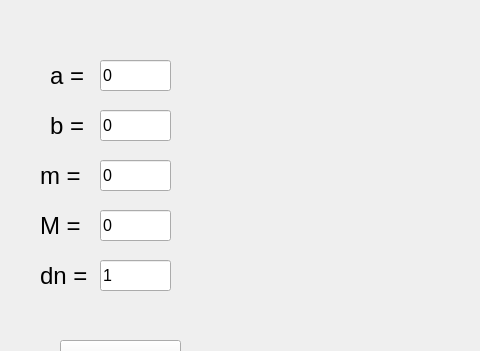
This is QtExample/QtExample/mainwindow.ui in Florin9925/Plotting- as Qt 5 draws it before an edit; both pictures show x 0 to 480 and y 274 to 625 of the 1200 by 900 pixel window. The edited form follows.
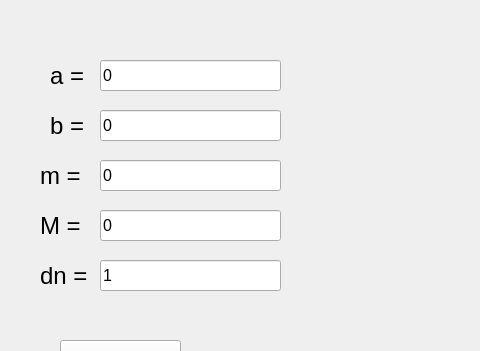
This is the edited form.

Commit message: BUG FIXED: -NaN -wrong conversion -std::move wrong place

What changed in the file:
```diff
--- a/QtExample/QtExample/mainwindow.ui
+++ b/QtExample/QtExample/mainwindow.ui
@@ -31,9 +31,9 @@
    <widget class="QFrame" name="frameGraph">
     <property name="geometry">
      <rect>
-      <x>290</x>
+      <x>330</x>
       <y>260</y>
-      <width>861</width>
+      <width>821</width>
       <height>561</height>
      </rect>
     </property>
@@ -244,7 +244,7 @@
      <rect>
       <x>100</x>
       <y>310</y>
-      <width>71</width>
+      <width>181</width>
       <height>31</height>
      </rect>
     </property>
@@ -257,7 +257,7 @@
      <rect>
       <x>100</x>
       <y>360</y>
-      <width>71</width>
+      <width>181</width>
       <height>31</height>
      </rect>
     </property>
@@ -288,7 +288,7 @@
      <rect>
       <x>100</x>
       <y>410</y>
-      <width>71</width>
+      <width>181</width>
       <height>31</height>
      </rect>
     </property>
@@ -319,7 +319,7 @@
      <rect>
       <x>100</x>
       <y>510</y>
-      <width>71</width>
+      <width>181</width>
       <height>31</height>
      </rect>
     </property>
@@ -368,7 +368,7 @@
      <rect>
       <x>100</x>
       <y>460</y>
-      <width>71</width>
+      <width>181</width>
       <height>31</height>
      </rect>
     </property>
```
The commit also changes 2 other files.
